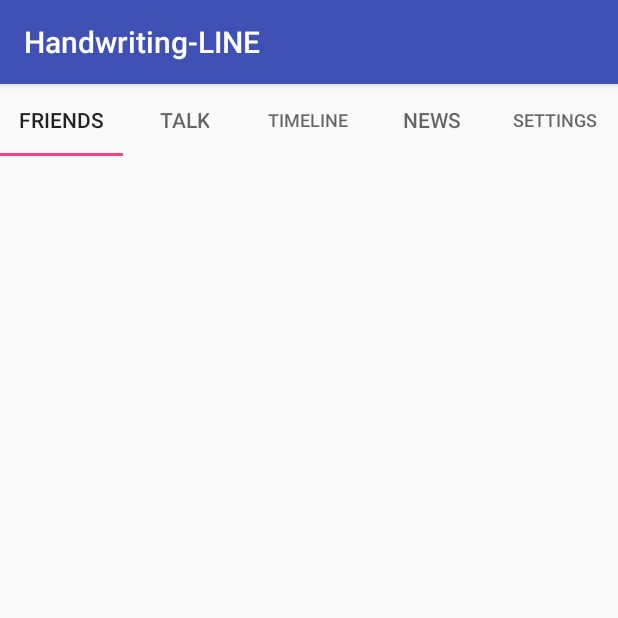
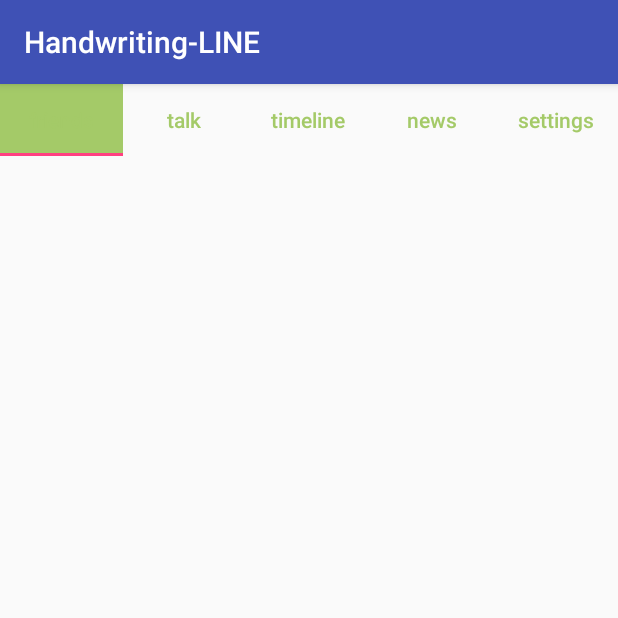
Before and after one commit to yutaro6547/Handwriting-LINE, an Android app: the screen it shows after launch (MainActivity), on a phone screen of 412 x 824 dp, the top half of it. Run offline under Robolectric (Android 15) with nearby library versions, the phone set to English and light mode, and no system bars.

Commit message:
Add style Tab layout and selector

```diff
--- /dev/null
+++ b/app/src/main/res/drawable/selector.xml
@@ -0,0 +1,5 @@
+<?xml version="1.0" encoding="utf-8"?>
+<selector xmlns:android="http://schemas.android.com/apk/res/android">
+  <item android:drawable="@color/accent" android:state_selected="true"/>
+  <item android:drawable="@android:color/transparent"/>
+</selector>
--- a/app/src/main/res/layout/activity_main.xml
+++ b/app/src/main/res/layout/activity_main.xml
@@ -1,13 +1,16 @@
 <?xml version="1.0" encoding="utf-8"?>
 <RelativeLayout
   xmlns:android="http://schemas.android.com/apk/res/android"
-  xmlns:tools="http://schemas.android.com/tools"
   android:layout_width="match_parent"
-  android:layout_height="match_parent">
+  android:layout_height="match_parent"
+  xmlns:app="http://schemas.android.com/apk/res-auto">
 
   <android.support.design.widget.TabLayout
     android:layout_width="match_parent"
-    android:layout_height="wrap_content">
+    android:layout_height="wrap_content"
+    app:tabBackground="@drawable/selector"
+    app:tabTextAppearance="@style/TabTheme"
+    app:tabTextColor="@color/accent">
 
     <android.support.design.widget.TabItem
       android:id="@+id/friends"
--- a/app/src/main/res/values/colors.xml
+++ b/app/src/main/res/values/colors.xml
@@ -1,6 +1,7 @@
 <?xml version="1.0" encoding="utf-8"?>
 <resources>
-    <color name="colorPrimary">#3F51B5</color>
-    <color name="colorPrimaryDark">#303F9F</color>
-    <color name="colorAccent">#FF4081</color>
+  <color name="colorPrimary">#3F51B5</color>
+  <color name="colorPrimaryDark">#303F9F</color>
+  <color name="colorAccent">#FF4081</color>
+  <color name="accent">#A4CA68</color>
 </resources>
--- a/app/src/main/res/values/styles.xml
+++ b/app/src/main/res/values/styles.xml
@@ -8,4 +8,9 @@
         <item name="colorAccent">@color/colorAccent</item>
     </style>
 
+    <style name="TabTheme" parent="TextAppearance.Design.Tab">
+      <item name="android:textSize">14sp</item>
+      <item name="textAllCaps">false</item>
+    </style>
+
 </resources>
```
